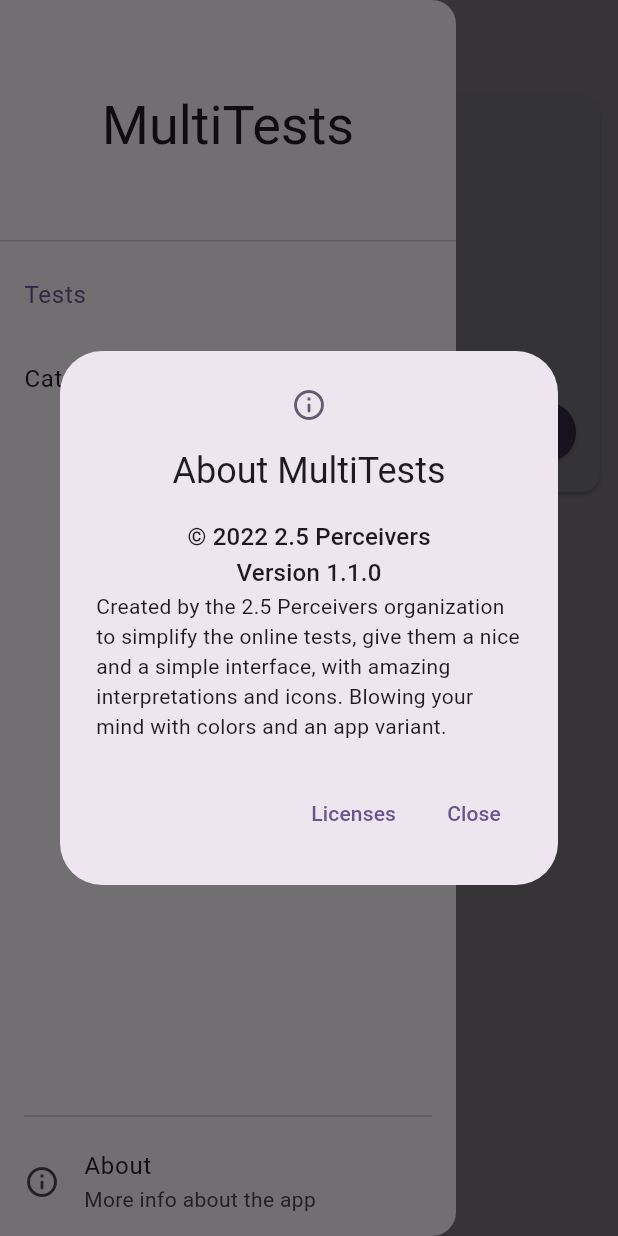
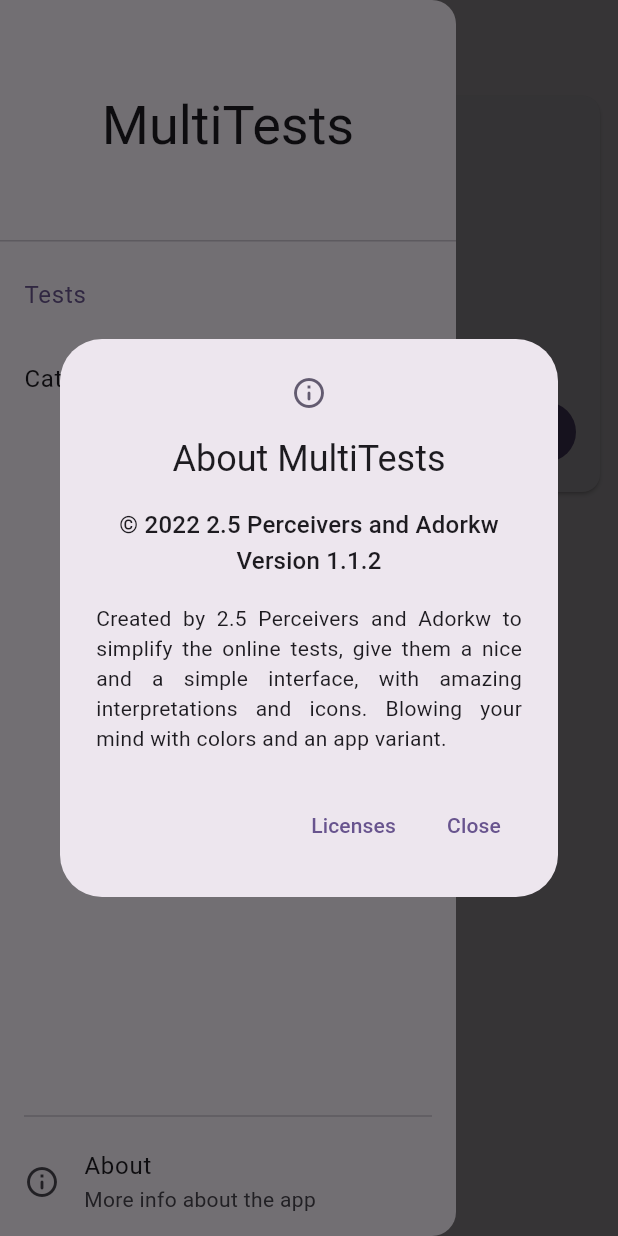
Before and after one commit to 2-5-perceivers/multitests, a Flutter app: the screen it shows after launch, in the side drawer, after a tap on "About", on a phone screen of 412 x 824 dp. Run offline on Flutter 3.47's test engine with Material 2 defaults, Android fonts, the phone set to English and light mode, and no system bars; drawn by our look-alikes of dynamic_color; our stand-ins replace go_router; missing offline and left inert: dart:html, share_plus_dialog.

Commit message:
Small improvements

```diff
--- a/lib/main.dart
+++ b/lib/main.dart
@@ -129,8 +129,21 @@ class MultiTestsApp extends StatelessWidget {
             errorColor: lightColorScheme.error,
             useMaterial3: true,
           ),
-          darkTheme: ThemeData.from(
+          darkTheme: ThemeData(
             colorScheme: darkColorScheme,
+            //https://github.com/flutter/flutter/issues/93140
+            fontFamily: kIsWeb && window.navigator.userAgent.contains('OS 15_')
+                ? '-apple-system'
+                : null,
+            brightness: darkColorScheme.brightness,
+            canvasColor: darkColorScheme.background,
+            scaffoldBackgroundColor: darkColorScheme.background,
+            bottomAppBarColor: darkColorScheme.surface,
+            cardColor: darkColorScheme.surface,
+            dividerColor: darkColorScheme.onSurface.withOpacity(0.12),
+            backgroundColor: darkColorScheme.background,
+            dialogBackgroundColor: darkColorScheme.background,
+            errorColor: darkColorScheme.error,
             useMaterial3: true,
           ),
         );
--- a/lib/pages/test_page.dart
+++ b/lib/pages/test_page.dart
@@ -101,7 +101,7 @@ class TestPage extends StatelessWidget {
                                   preferBelow: false,
                                   triggerMode: TooltipTriggerMode.tap,
                                   message:
-                                      'Some tests might collect informations for public reports',
+                                      'Some tests might collect data for public statistics',
                                   child: Icon(
                                     Icons.help_outline_rounded,
                                   ),
@@ -232,6 +232,7 @@ class TestPage extends StatelessWidget {
                           },
                           title:
                               Text('Test provided by ${test.testAuthor.name}'),
+                          trailing: Icon(Icons.north_east),
                         ),
                       ),
                     ),
--- a/lib/pages/test_qestions_page.dart
+++ b/lib/pages/test_qestions_page.dart
@@ -129,7 +129,7 @@ class _QuesionPageAxisState extends State<_QuesionPageAxis> {
                   Expanded(
                     child: pageIndex >= _testProvider.categories.length - 1 ||
                             !_testProvider.paged
-                        ? ElevatedButton.icon(
+                        ? FilledButton.icon(
                             onPressed: () {
                               Navigator.of(context).push(
                                 MaterialPageRoute(
@@ -142,8 +142,7 @@ class _QuesionPageAxisState extends State<_QuesionPageAxis> {
                             icon: const Icon(Icons.done_rounded),
                             label: const Text('Finish'),
                           )
-                        : ElevatedButton(
-                            // TODO: replace with filled buttons
+                        : FilledButton(
                             onPressed: () {
                               setState(() {
                                 reversingPage = false;
--- a/lib/widgets/multitests_about_widgets.dart
+++ b/lib/widgets/multitests_about_widgets.dart
@@ -1,7 +1,8 @@
 import 'package:flutter/material.dart';
 import 'package:go_router/go_router.dart';
 
-const String _copyright = '© 2022 2.5 Perceivers', _appVersion = '1.1.0';
+const String _copyright = '© 2022 2.5 Perceivers and Adorkw',
+    _appVersion = '1.1.2';
 
 /// A dialog that show information about MultiTests and opens up a License Page
 class MultiTestsAboutDialog extends StatelessWidget {
@@ -18,20 +19,24 @@ class MultiTestsAboutDialog extends StatelessWidget {
           children: [
             Text(
               _copyright,
-              style: theme.textTheme.subtitle1,
+              style: theme.textTheme.titleMedium,
             ),
             Text(
               'Version $_appVersion',
-              style: theme.textTheme.subtitle1,
+              style: theme.textTheme.titleMedium,
+            ),
+            SizedBox(
+              height: 16,
             ),
             Text(
-              'Created by the 2.5 Perceivers organization to simplify the '
+              'Created by 2.5 Perceivers and Adorkw to simplify the '
               'online tests, give them a nice and a simple interface, with '
               'amazing interpretations and icons. Blowing your mind with '
               'colors and an app variant.',
               style: theme.textTheme.bodyMedium!.copyWith(
                 color: theme.colorScheme.onSurface,
               ),
+              textAlign: TextAlign.justify,
             ),
           ],
         ),
@@ -41,12 +46,18 @@ class MultiTestsAboutDialog extends StatelessWidget {
           onPressed: () {
             GoRouter.of(context).go('/licenses');
           },
-          child: const Text('Licenses'),
+          child: const Text(
+            'Licenses',
+            textAlign: TextAlign.end,
+          ),
         ),
         TextButton(
           // Close the dialog
           onPressed: () => Navigator.pop(context),
-          child: const Text('Close'),
+          child: const Text(
+            'Close',
+            textAlign: TextAlign.end,
+          ),
         ),
       ],
     );
--- a/lib/widgets/questions_widgets/question_check_type.dart
+++ b/lib/widgets/questions_widgets/question_check_type.dart
@@ -40,9 +40,9 @@ class _WQCheckState extends State<WQCheck> {
           shape: RoundedRectangleBorder(
             borderRadius: BorderRadius.circular(5),
           ),
-          checkColor: Theme.of(context).colorScheme.onPrimaryContainer,
+          checkColor: Theme.of(context).colorScheme.onPrimary,
           fillColor: MaterialStateProperty.all(
-            Theme.of(context).colorScheme.primaryContainer,
+            Theme.of(context).colorScheme.primary,
           ),
         ),
       ),
--- a/lib/widgets/test_tile.dart
+++ b/lib/widgets/test_tile.dart
@@ -57,18 +57,8 @@ class TestTile extends StatelessWidget {
                   const SizedBox(
                     width: 8,
                   ),
-                  ElevatedButton(
-                    // TODO: migrate to Filled Button
-                    style: ButtonStyle(
-                      backgroundColor: MaterialStateProperty.all(
-                        theme.colorScheme.primary,
-                      ),
-                      foregroundColor: MaterialStateProperty.all(
-                        theme.colorScheme.onPrimary,
-                      ),
-                    ),
+                  FilledButton(
                     child: const Text('Do test'),
-
                     onPressed: () {
                       context.go('/test/${test.id}');
                     },
--- a/pubspec.yaml
+++ b/pubspec.yaml
@@ -3,7 +3,7 @@ description: A platform for testing your maturity, personality and many more
 
 publish_to: 'none' # Remove this line if you wish to publish to pub.dev
 
-version: 1.1.0+5
+version: 1.1.2+7
 
 environment:
   sdk: '>=2.17.0 <3.0.0'
```
Also changed, not shown: pubspec.lock, 1 other file.
